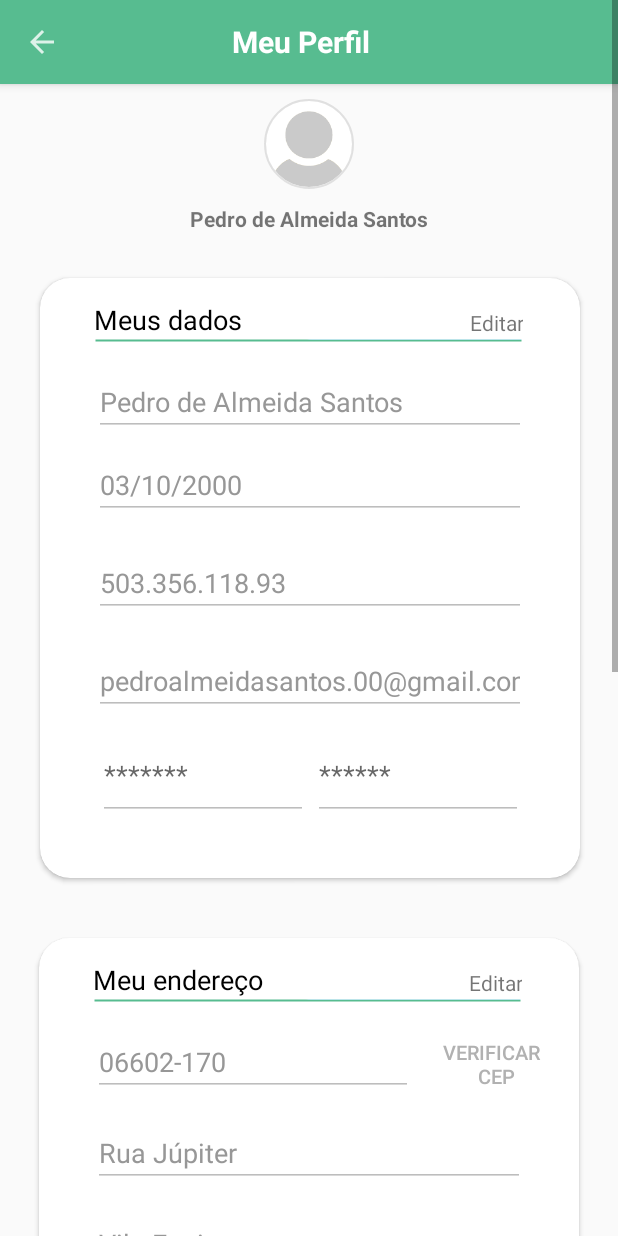
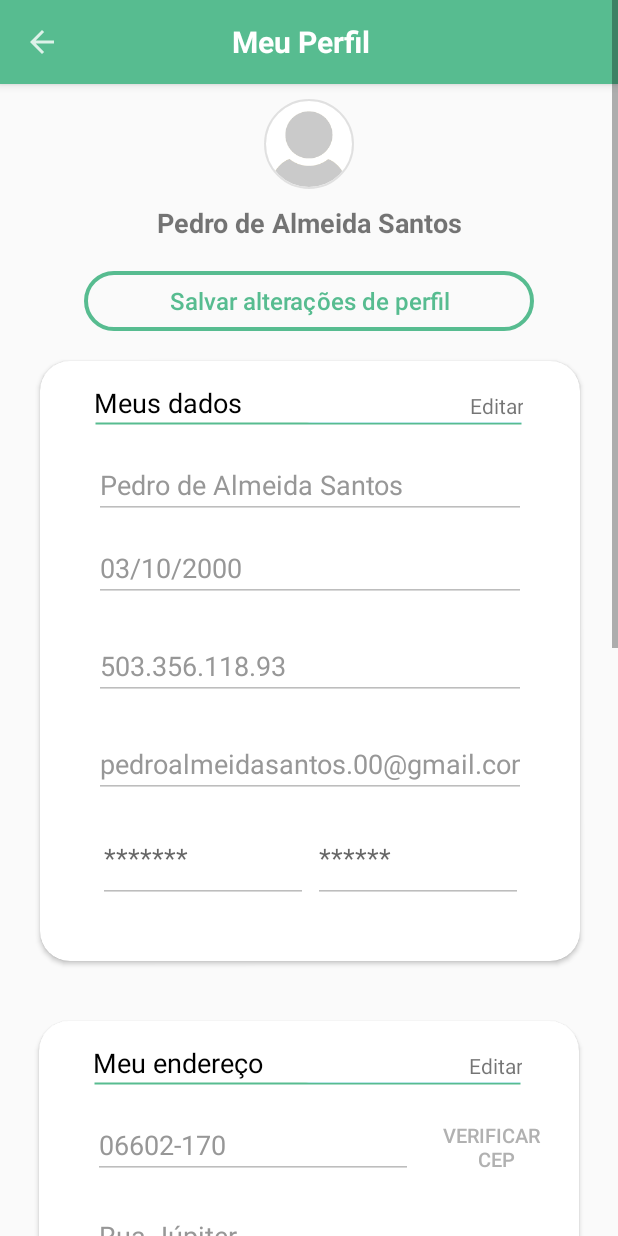
Before and after one commit to Noemi-Oliveira-Ferrari/git-tcc, an Android app: the EditarActivity screen opened directly, with no data from a screen before it, on a phone screen of 412 x 824 dp. Run offline under Robolectric (Android 15) with nearby library versions, the phone set to English and light mode, and no system bars; our stand-ins replace CircleImageView; libraries missing offline, so code that uses them is left out: retrofit2.converter.jackson; 4 statements that could not run were skipped.

Commit message:
Terminou o atualizar do perfil do profissional

```diff
--- a/mobile/app/src/main/java/br/net/daumhelp/SplashScreenActivity.java
+++ b/mobile/app/src/main/java/br/net/daumhelp/SplashScreenActivity.java
@@ -17,7 +17,6 @@ import java.util.Timer;
 import java.util.TimerTask;
 
 public class SplashScreenActivity extends AppCompatActivity {
-
 
     @Override
     protected void onCreate(Bundle savedInstanceState) {
--- a/mobile/app/src/main/java/br/net/daumhelp/menu/home/PedidosFragmentActivity.java
+++ b/mobile/app/src/main/java/br/net/daumhelp/menu/home/PedidosFragmentActivity.java
@@ -4,7 +4,6 @@ import android.os.Bundle;
 import android.view.LayoutInflater;
 import android.view.View;
 import android.view.ViewGroup;
-import android.widget.Toast;
 
 import br.net.daumhelp.R;
 import androidx.annotation.Nullable;
--- a/mobile/app/src/main/java/br/net/daumhelp/service/ProfissionalService.java
+++ b/mobile/app/src/main/java/br/net/daumhelp/service/ProfissionalService.java
@@ -4,6 +4,7 @@ import br.net.daumhelp.model.Confirmacao;
 import br.net.daumhelp.model.Profissional;
 import retrofit2.Call;
 import retrofit2.http.Body;
+import retrofit2.http.GET;
 import retrofit2.http.POST;
 import retrofit2.http.PUT;
 import retrofit2.http.Path;
@@ -20,4 +21,7 @@ public interface ProfissionalService {
     @PUT("profissionais/atualizar/id/{idPro}")
     Call<Profissional> atualizarPro(@Path("idPro")int idPro, @Body Profissional profissional);
 
+    @GET("profissionais/id/{id}")
+    Call<Profissional> buscarProfissional(@Path("id") int id);
+
 }
--- /dev/null
+++ b/mobile/app/src/main/res/drawable/button_editar.xml
@@ -0,0 +1,17 @@
+<?xml version="1.0" encoding="utf-8"?>
+<selector xmlns:android="http://schemas.android.com/apk/res/android">
+    <item>
+
+        <shape>
+            <stroke android:color="@color/colorTest"
+                android:width="4px">
+            </stroke>
+            <corners android:radius="50dp">
+
+
+            </corners>
+
+        </shape>
+
+    </item>
+</selector>
--- a/mobile/app/src/main/res/layout/activity_editar.xml
+++ b/mobile/app/src/main/res/layout/activity_editar.xml
@@ -5,6 +5,8 @@
     xmlns:tools="http://schemas.android.com/tools"
     android:layout_width="match_parent"
     android:layout_height="match_parent">
+
+
 
     <androidx.constraintlayout.widget.ConstraintLayout
         android:layout_width="match_parent"
@@ -63,7 +65,7 @@
             android:layout_marginTop="10dp"
             android:text="Pedro de Almeida Santos"
             android:textAlignment="center"
-            android:textSize="14dp"
+            android:textSize="18dp"
             android:textStyle="bold"
             app:layout_constraintEnd_toEndOf="parent"
             app:layout_constraintStart_toStartOf="parent"
@@ -74,7 +76,7 @@
             android:layout_width="360dp"
             android:layout_height="400dp"
             android:layout_marginStart="8dp"
-            android:layout_marginTop="30dp"
+            android:layout_marginTop="80dp"
             android:layout_marginEnd="8dp"
             app:cardCornerRadius="20dp"
             app:layout_constraintEnd_toEndOf="parent"
@@ -561,6 +563,21 @@
             app:layout_constraintStart_toStartOf="parent"
             app:layout_constraintTop_toBottomOf="@+id/cv_edit_servico" />
 
+        <Button
+            android:id="@+id/btn_atualizar_dados"
+            android:layout_width="300dp"
+            android:layout_height="40dp"
+            android:layout_marginTop="20dp"
+            android:background="@drawable/button_editar"
+            android:text="Salvar alterações de perfil"
+            android:textColor="@color/colorTest"
+            android:inputType="textCapSentences"
+            android:textSize="16dp"
+            app:layout_constraintEnd_toEndOf="parent"
+            app:layout_constraintStart_toStartOf="parent"
+            app:layout_constraintTop_toBottomOf="@+id/tv_nome" />
+
 
     </androidx.constraintlayout.widget.ConstraintLayout>
+
 </ScrollView>
```
Also changed, not shown: mobile/app/src/main/java/br/net/daumhelp/EditarActivity.java (+112 -67 lines), mobile/app/src/main/java/br/net/daumhelp/MenuActivity.java (+13 -2 lines), mobile/app/src/main/java/br/net/daumhelp/menu/perfil/PerfilFragmentActivity.java (+44 -2 lines).
